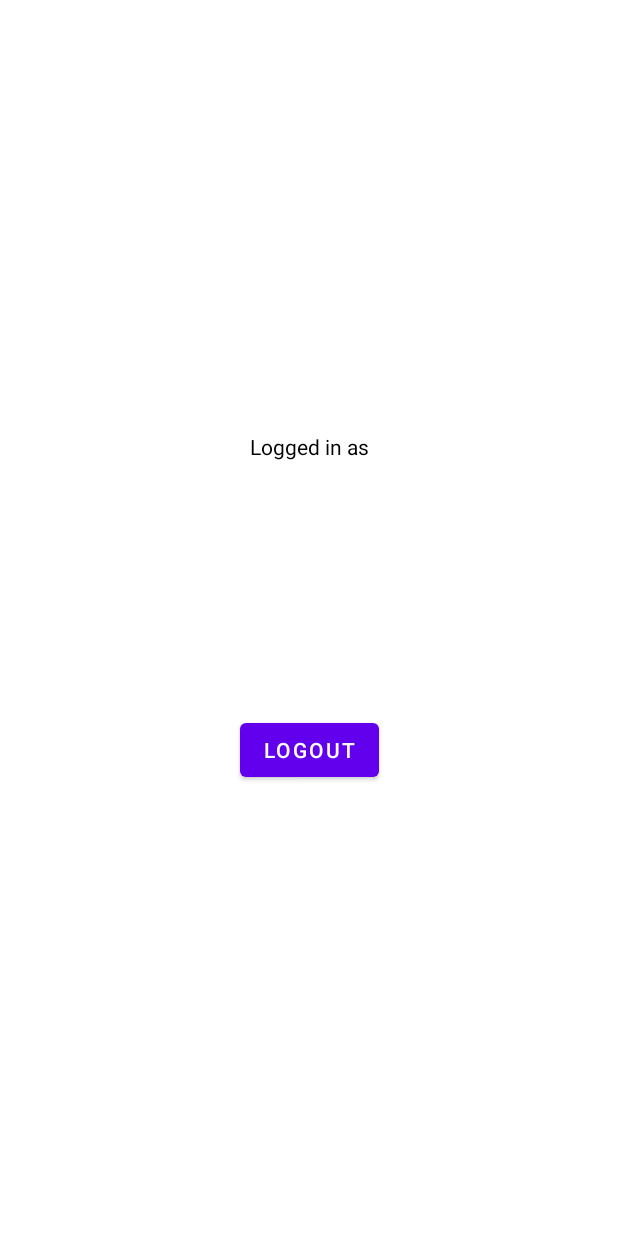
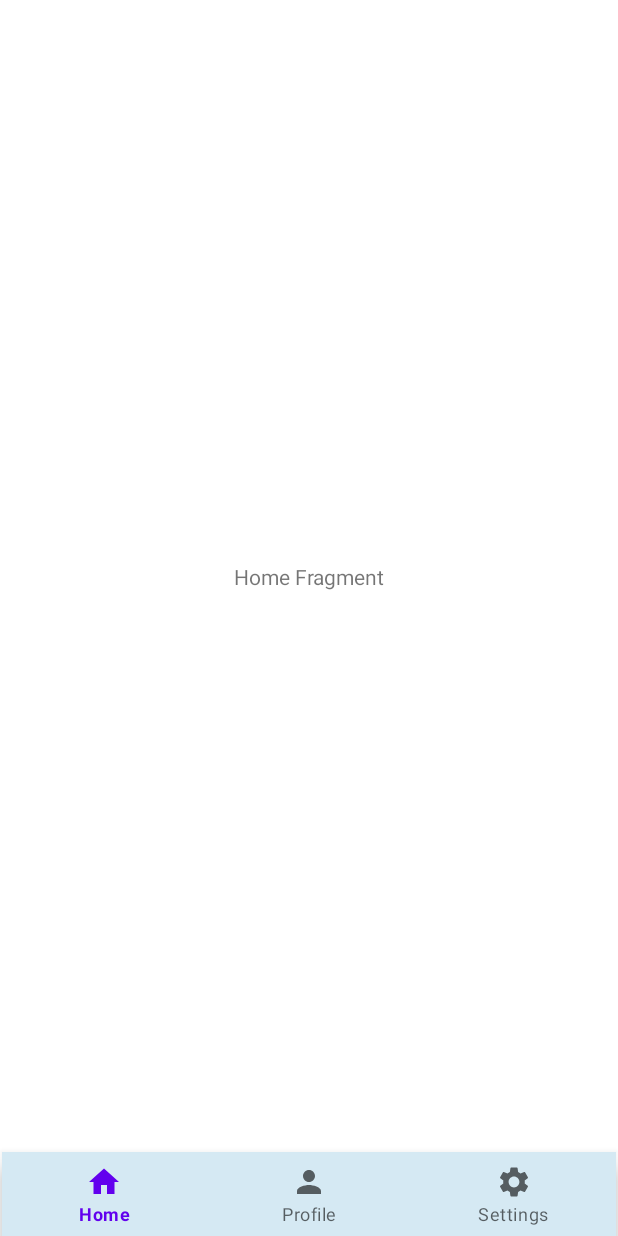
Before and after one commit to Piyush-0120/FuelOnWheels, an Android app: the screen it shows after launch once a user with an empty profile is signed in (DashboardActivity), on a phone screen of 412 x 824 dp. Run offline under Robolectric (Android 15) with nearby library versions, the phone set to English and light mode, and no system bars; our stand-ins replace Firebase (no records; nobody signed in at launch, a user with empty details on screens opened directly), navigation-ui.

Commit message:
added bottom navigation

```diff
--- a/app/build.gradle
+++ b/app/build.gradle
@@ -50,7 +50,13 @@ dependencies {
 
     implementation 'com.google.firebase:firebase-auth:21.0.1'
 
+    // Declare the dependency for the Realtime Database library
+    implementation 'com.google.firebase:firebase-database'
+
     implementation "androidx.browser:browser:1.3.0"
+    implementation 'androidx.navigation:navigation-fragment:2.3.5'
+    implementation 'androidx.navigation:navigation-ui:2.3.5'
+    implementation 'androidx.legacy:legacy-support-v4:1.0.0'
 
     testImplementation 'junit:junit:4.13.2'
     androidTestImplementation 'androidx.test.ext:junit:1.1.3'
--- a/app/src/main/java/com/example/fuelonwheelsapp/DashboardActivity.java
+++ b/app/src/main/java/com/example/fuelonwheelsapp/DashboardActivity.java
@@ -1,52 +1,62 @@
 package com.example.fuelonwheelsapp;
 
 import androidx.appcompat.app.AppCompatActivity;
+import androidx.fragment.app.Fragment;
+import androidx.navigation.NavController;
+import androidx.navigation.Navigation;
+import androidx.navigation.fragment.NavHostFragment;
+import androidx.navigation.ui.NavigationUI;
 
 import android.content.Intent;
 import android.os.Bundle;
+import android.view.MenuItem;
 import android.view.View;
 
 import com.example.fuelonwheelsapp.databinding.ActivityDashboardBinding;
+import com.google.android.material.bottomnavigation.BottomNavigationView;
+import com.google.android.material.navigation.NavigationBarView;
 import com.google.firebase.auth.FirebaseAuth;
 import com.google.firebase.auth.FirebaseUser;
 
 public class DashboardActivity extends AppCompatActivity {
 
-    private FirebaseAuth firebaseAuth;
-    private ActivityDashboardBinding binding;
+//    private FirebaseAuth firebaseAuth;
 
     @Override
     protected void onCreate(Bundle savedInstanceState) {
         super.onCreate(savedInstanceState);
-        //setContentView(R.layout.activity_dashboard);
-        binding = ActivityDashboardBinding.inflate(getLayoutInflater());
-        setContentView(binding.getRoot());
+        setContentView(R.layout.activity_dashboard);
 
-        firebaseAuth = FirebaseAuth.getInstance();
-        checkUserStatus();
+        //Bottom navigation
+        BottomNavigationView bottomNavigationView = findViewById(R.id.bottomNavigationView);
+        NavHostFragment navHostFragment = (NavHostFragment)getSupportFragmentManager().findFragmentById(R.id.fragmentContainerView);
+        NavController navController = navHostFragment.getNavController();
+        NavigationUI.setupWithNavController(bottomNavigationView,navController);
 
-        binding.dashboardBtnSignout.setOnClickListener(new View.OnClickListener() {
+        /*
+        getSupportFragmentManager().beginTransaction().replace(R.id.fragmentContainerView,new HomeFragment()).commit();
+
+        bottomNavigationView.setSelectedItemId(R.id.homeFragment);
+        bottomNavigationView.setOnItemSelectedListener(new NavigationBarView.OnItemSelectedListener() {
             @Override
-            public void onClick(View view) {
-                firebaseAuth.signOut();
-                checkUserStatus();
+            public boolean onNavigationItemSelected(@NonNull MenuItem item) {
+                Fragment fragment= null;
+                switch (item.getItemId()){
+                    case R.id.homeFragment:
+                        fragment = new HomeFragment();
+                        break;
+                    case R.id.profileFragment:
+                        fragment = new ProfileFragment();
+                        break;
+                    case R.id.settingsFragment:
+                        fragment = new SettingsFragment();
+                        break;
+                }
+                getSupportFragmentManager().beginTransaction().replace(R.id.fragmentContainerView,fragment).commit();
+                return true;
             }
         });
 
-    }
-
-    private void checkUserStatus() {
-        FirebaseUser firebaseUser = firebaseAuth.getCurrentUser();
-        if(firebaseUser != null){
-            //user is logged in
-            String phone = firebaseUser.getPhoneNumber();
-            binding.dashboardTvPhone.setText(phone);
-        }
-        else {
-            // user has clicked SignOut button
-            //send him to SignIn page
-            finish();
-            startActivity(new Intent(DashboardActivity.this,SignInActivity.class));
-        }
+         */
     }
 }
--- /dev/null
+++ b/app/src/main/java/com/example/fuelonwheelsapp/HomeFragment.java
@@ -0,0 +1,64 @@
+package com.example.fuelonwheelsapp;
+
+import android.os.Bundle;
+
+import androidx.fragment.app.Fragment;
+
+import android.view.LayoutInflater;
+import android.view.View;
+import android.view.ViewGroup;
+
+/**
+ * A simple {@link Fragment} subclass.
+ * Use the {@link HomeFragment#newInstance} factory method to
+ * create an instance of this fragment.
+ */
+public class HomeFragment extends Fragment {
+
+    // TODO: Rename parameter arguments, choose names that match
+    // the fragment initialization parameters, e.g. ARG_ITEM_NUMBER
+    private static final String ARG_PARAM1 = "param1";
+    private static final String ARG_PARAM2 = "param2";
+
+    // TODO: Rename and change types of parameters
+    private String mParam1;
+    private String mParam2;
+
+    public HomeFragment() {
+        // Required empty public constructor
+    }
+
+    /**
+     * Use this factory method to create a new instance of
+     * this fragment using the provided parameters.
+     *
+     * @param param1 Parameter 1.
+     * @param param2 Parameter 2.
+     * @return A new instance of fragment HomeFragment.
+     */
+    // TODO: Rename and change types and number of parameters
+    public static HomeFragment newInstance(String param1, String param2) {
+        HomeFragment fragment = new HomeFragment();
+        Bundle args = new Bundle();
+        args.putString(ARG_PARAM1, param1);
+        args.putString(ARG_PARAM2, param2);
+        fragment.setArguments(args);
+        return fragment;
+    }
+
+    @Override
+    public void onCreate(Bundle savedInstanceState) {
+        super.onCreate(savedInstanceState);
+        if (getArguments() != null) {
+            mParam1 = getArguments().getString(ARG_PARAM1);
+            mParam2 = getArguments().getString(ARG_PARAM2);
+        }
+    }
+
+    @Override
+    public View onCreateView(LayoutInflater inflater, ViewGroup container,
+                             Bundle savedInstanceState) {
+        // Inflate the layout for this fragment
+        return inflater.inflate(R.layout.fragment_home, container, false);
+    }
+}
--- a/app/src/main/java/com/example/fuelonwheelsapp/SignInActivity.java
+++ b/app/src/main/java/com/example/fuelonwheelsapp/SignInActivity.java
@@ -184,6 +184,8 @@ public class SignInActivity extends AppCompatActivity {
                         String phone = firebaseAuth.getCurrentUser().getPhoneNumber();
                         Toast.makeText(SignInActivity.this, "Logged In as"+phone, Toast.LENGTH_SHORT).show();
                         // start profile activity
+                        // TODO : check the database and if profile already setup then start dashboard
+
                         Intent intent = new Intent(SignInActivity.this,DashboardActivity.class);
                         intent.setFlags(Intent.FLAG_ACTIVITY_NEW_TASK | Intent.FLAG_ACTIVITY_CLEAR_TASK);
                         startActivity(intent);
--- /dev/null
+++ b/app/src/main/res/drawable/ic_baseline_home_24.xml
@@ -0,0 +1,10 @@
+<vector xmlns:android="http://schemas.android.com/apk/res/android"
+    android:width="24dp"
+    android:height="24dp"
+    android:viewportWidth="24"
+    android:viewportHeight="24"
+    android:tint="?attr/colorControlNormal">
+  <path
+      android:fillColor="@android:color/white"
+      android:pathData="M10,20v-6h4v6h5v-8h3L12,3 2,12h3v8z"/>
+</vector>
--- /dev/null
+++ b/app/src/main/res/drawable/ic_baseline_person_24.xml
@@ -0,0 +1,10 @@
+<vector xmlns:android="http://schemas.android.com/apk/res/android"
+    android:width="24dp"
+    android:height="24dp"
+    android:viewportWidth="24"
+    android:viewportHeight="24"
+    android:tint="?attr/colorControlNormal">
+  <path
+      android:fillColor="@android:color/white"
+      android:pathData="M12,12c2.21,0 4,-1.79 4,-4s-1.79,-4 -4,-4 -4,1.79 -4,4 1.79,4 4,4zM12,14c-2.67,0 -8,1.34 -8,4v2h16v-2c0,-2.66 -5.33,-4 -8,-4z"/>
+</vector>
--- /dev/null
+++ b/app/src/main/res/drawable/ic_baseline_settings_24.xml
@@ -0,0 +1,10 @@
+<vector xmlns:android="http://schemas.android.com/apk/res/android"
+    android:width="24dp"
+    android:height="24dp"
+    android:viewportWidth="24"
+    android:viewportHeight="24"
+    android:tint="?attr/colorControlNormal">
+  <path
+      android:fillColor="@android:color/white"
+      android:pathData="M19.14,12.94c0.04,-0.3 0.06,-0.61 0.06,-0.94c0,-0.32 -0.02,-0.64 -0.07,-0.94l2.03,-1.58c0.18,-0.14 0.23,-0.41 0.12,-0.61l-1.92,-3.32c-0.12,-0.22 -0.37,-0.29 -0.59,-0.22l-2.39,0.96c-0.5,-0.38 -1.03,-0.7 -1.62,-0.94L14.4,2.81c-0.04,-0.24 -0.24,-0.41 -0.48,-0.41h-3.84c-0.24,0 -0.43,0.17 -0.47,0.41L9.25,5.35C8.66,5.59 8.12,5.92 7.63,6.29L5.24,5.33c-0.22,-0.08 -0.47,0 -0.59,0.22L2.74,8.87C2.62,9.08 2.66,9.34 2.86,9.48l2.03,1.58C4.84,11.36 4.8,11.69 4.8,12s0.02,0.64 0.07,0.94l-2.03,1.58c-0.18,0.14 -0.23,0.41 -0.12,0.61l1.92,3.32c0.12,0.22 0.37,0.29 0.59,0.22l2.39,-0.96c0.5,0.38 1.03,0.7 1.62,0.94l0.36,2.54c0.05,0.24 0.24,0.41 0.48,0.41h3.84c0.24,0 0.44,-0.17 0.47,-0.41l0.36,-2.54c0.59,-0.24 1.13,-0.56 1.62,-0.94l2.39,0.96c0.22,0.08 0.47,0 0.59,-0.22l1.92,-3.32c0.12,-0.22 0.07,-0.47 -0.12,-0.61L19.14,12.94zM12,15.6c-1.98,0 -3.6,-1.62 -3.6,-3.6s1.62,-3.6 3.6,-3.6s3.6,1.62 3.6,3.6S13.98,15.6 12,15.6z"/>
+</vector>
--- a/app/src/main/res/layout/activity_dashboard.xml
+++ b/app/src/main/res/layout/activity_dashboard.xml
@@ -6,41 +6,28 @@
     android:layout_height="match_parent"
     tools:context=".DashboardActivity">
 
-    <TextView
-        android:id="@+id/textView2"
-        android:layout_width="wrap_content"
+    <com.google.android.material.bottomnavigation.BottomNavigationView
+        android:id="@+id/bottomNavigationView"
+        android:layout_width="0dp"
         android:layout_height="wrap_content"
-        android:layout_marginTop="288dp"
-        android:text="Logged in as"
-        android:textColor="#000000"
-        app:layout_constraintEnd_toEndOf="parent"
-        app:layout_constraintHorizontal_bias="0.5"
-        app:layout_constraintStart_toStartOf="parent"
-        app:layout_constraintTop_toTopOf="parent" />
-
-    <TextView
-        android:id="@+id/dashboard_tv_phone"
-        android:layout_width="wrap_content"
-        android:layout_height="31dp"
-        android:text="Phone Number"
-        android:textColor="#777777"
-        app:layout_constraintBottom_toTopOf="@+id/dashboard_btn_signout"
-        app:layout_constraintEnd_toEndOf="parent"
-        app:layout_constraintHorizontal_bias="0.498"
-        app:layout_constraintStart_toStartOf="parent"
-        app:layout_constraintTop_toBottomOf="@+id/textView2"
-        app:layout_constraintVertical_bias="0.173"
-        tools:text="+91891229404" />
-
-    <Button
-        android:id="@+id/dashboard_btn_signout"
-        android:layout_width="wrap_content"
-        android:layout_height="wrap_content"
-        android:layout_marginBottom="300dp"
-        android:text="LogOut"
+        android:layout_marginStart="1dp"
+        android:layout_marginEnd="1dp"
+        android:background="#D5E9F3"
         app:layout_constraintBottom_toBottomOf="parent"
         app:layout_constraintEnd_toEndOf="parent"
-        app:layout_constraintHorizontal_bias="0.5"
-        app:layout_constraintStart_toStartOf="parent" />
+        app:layout_constraintStart_toStartOf="parent"
+        app:menu="@menu/bottom_navigation_menu"/>
+
+    <androidx.fragment.app.FragmentContainerView
+        android:id="@+id/fragmentContainerView"
+        android:name="androidx.navigation.fragment.NavHostFragment"
+        android:layout_width="409dp"
+        android:layout_height="673dp"
+        app:defaultNavHost="true"
+        app:layout_constraintBottom_toTopOf="@+id/bottomNavigationView"
+        app:layout_constraintEnd_toEndOf="parent"
+        app:layout_constraintStart_toStartOf="parent"
+        app:layout_constraintTop_toTopOf="parent"
+        app:navGraph="@navigation/dashboard_navigation" />
 
 </androidx.constraintlayout.widget.ConstraintLayout>
--- /dev/null
+++ b/app/src/main/res/layout/fragment_home.xml
@@ -0,0 +1,19 @@
+<?xml version="1.0" encoding="utf-8"?>
+<androidx.constraintlayout.widget.ConstraintLayout xmlns:android="http://schemas.android.com/apk/res/android"
+    xmlns:app="http://schemas.android.com/apk/res-auto"
+    xmlns:tools="http://schemas.android.com/tools"
+    android:layout_width="match_parent"
+    android:layout_height="match_parent"
+    tools:context=".HomeFragment">
+
+    <TextView
+        android:id="@+id/textView2"
+        android:layout_width="wrap_content"
+        android:layout_height="wrap_content"
+        android:text="Home Fragment"
+        app:layout_constraintBottom_toBottomOf="parent"
+        app:layout_constraintEnd_toEndOf="parent"
+        app:layout_constraintHorizontal_bias="0.5"
+        app:layout_constraintStart_toStartOf="parent"
+        app:layout_constraintTop_toTopOf="parent" />
+</androidx.constraintlayout.widget.ConstraintLayout>
--- /dev/null
+++ b/app/src/main/res/menu/bottom_navigation_menu.xml
@@ -0,0 +1,16 @@
+<?xml version="1.0" encoding="utf-8"?>
+<menu xmlns:android="http://schemas.android.com/apk/res/android">
+
+    <item
+        android:id="@+id/homeFragment"
+        android:icon="@drawable/ic_baseline_home_24"
+        android:title="Home" />
+    <item
+        android:id="@+id/profileFragment"
+        android:icon="@drawable/ic_baseline_person_24"
+        android:title="Profile" />
+    <item
+        android:id="@+id/settingsFragment"
+        android:icon="@drawable/ic_baseline_settings_24"
+        android:title="Settings" />
+</menu>
--- /dev/null
+++ b/app/src/main/res/navigation/dashboard_navigation.xml
@@ -0,0 +1,23 @@
+<?xml version="1.0" encoding="utf-8"?>
+<navigation xmlns:android="http://schemas.android.com/apk/res/android"
+    xmlns:app="http://schemas.android.com/apk/res-auto"
+    xmlns:tools="http://schemas.android.com/tools"
+    android:id="@+id/dashboard_navigation"
+    app:startDestination="@id/homeFragment">
+
+    <fragment
+        android:id="@+id/homeFragment"
+        android:name="com.example.fuelonwheelsapp.HomeFragment"
+        android:label="fragment_home"
+        tools:layout="@layout/fragment_home" />
+    <fragment
+        android:id="@+id/profileFragment"
+        android:name="com.example.fuelonwheelsapp.ProfileFragment"
+        android:label="fragment_profile"
+        tools:layout="@layout/fragment_profile" />
+    <fragment
+        android:id="@+id/settingsFragment"
+        android:name="com.example.fuelonwheelsapp.SettingsFragment"
+        android:label="fragment_settings"
+        tools:layout="@layout/fragment_settings" />
+</navigation>
--- a/app/src/main/res/values/strings.xml
+++ b/app/src/main/res/values/strings.xml
@@ -3,4 +3,6 @@
     <string name="Mobile_Number"><font fgcolor="#000000">Mobile Number</font></string>
     <string name="OTP"><font fgcolor="#000000">OTP</font></string>
     <string name="didn_t_get_an_otp_resend">Didn\'t get an OTP? <b>Resend</b></string>
+    <!-- TODO: Remove or change this placeholder text -->
+    <string name="hello_blank_fragment">Hello blank fragment</string>
 </resources>
```
Also changed, not shown: app/src/main/java/com/example/fuelonwheelsapp/ProfileFragment.java (added, +64 -0 lines), app/src/main/java/com/example/fuelonwheelsapp/SettingsFragment.java (added, +109 -0 lines), app/src/main/res/layout/fragment_profile.xml (added, +19 -0 lines), app/src/main/res/layout/fragment_settings.xml (added, +55 -0 lines).
